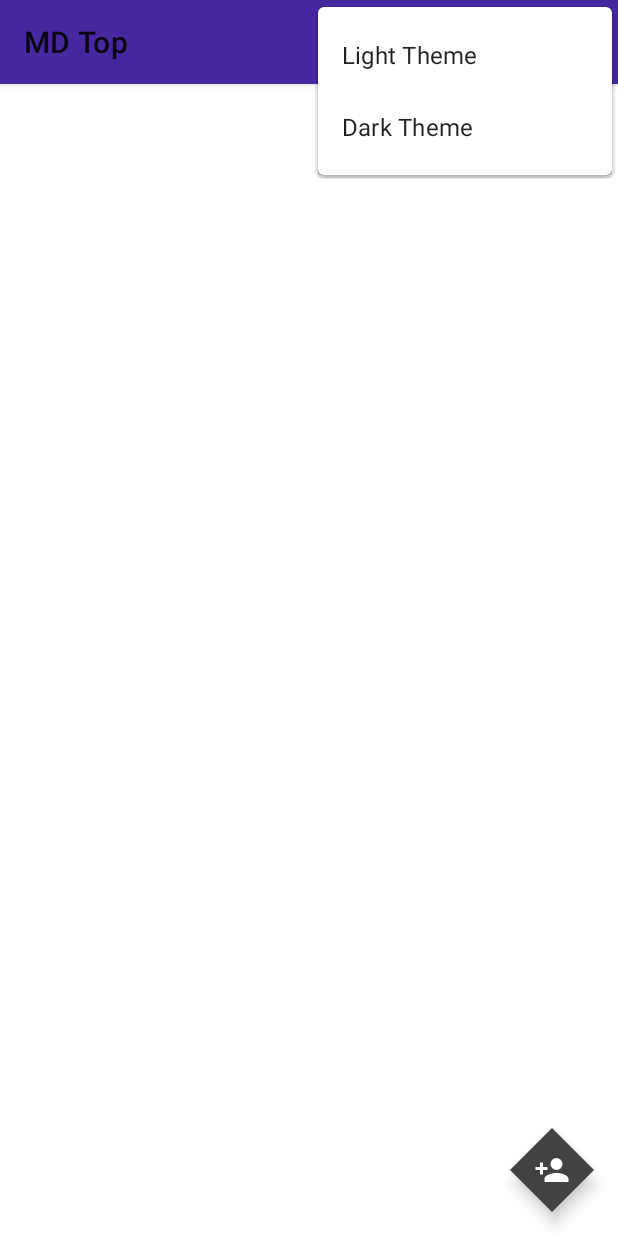
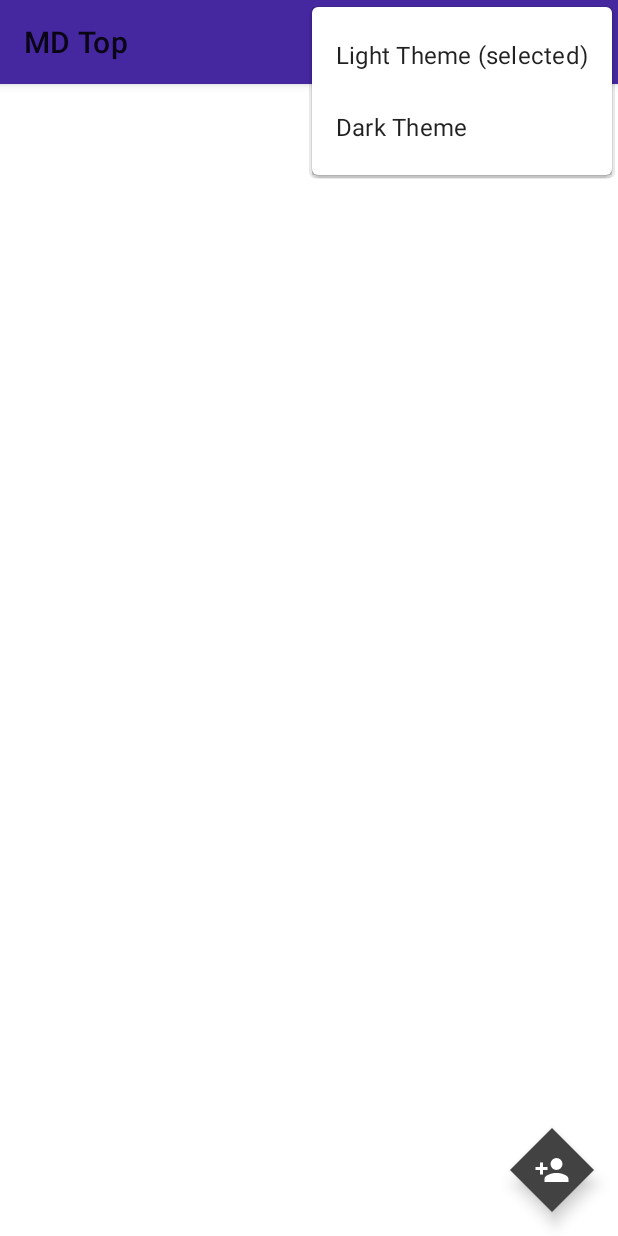
Before and after one commit to JosueRuiz08/MDTop, an Android app: the screen it shows after launch (MainActivity), with the options menu open, on a phone screen of 412 x 824 dp. Run offline under Robolectric (Android 15) with nearby library versions, the phone set to English and light mode, and no system bars; our stand-ins replace ButterKnife, CircleImageView; libraries missing offline, so code that uses them is left out: com.raizlabs.android; pictures from the network do not load; 3 statements that could not run were skipped.

Commit message:
Dark Theme StatusBar, NavigationBar

```diff
--- /dev/null
+++ b/app/src/main/res/values-night-v23/themes.xml
@@ -0,0 +1,6 @@
+<?xml version="1.0" encoding="utf-8"?>
+<resources>
+    <style name="MyTheme.DayNight." parent="MyTheme.DarkTheme">
+        <item name="android:windowLightStatusBar">false</item>
+    </style>
+</resources>
--- /dev/null
+++ b/app/src/main/res/values-night/strings.xml
@@ -0,0 +1,7 @@
+<?xml version="1.0" encoding="utf-8"?>
+<resources>
+
+    <string name="action_lightTheme">Light Theme</string>
+    <string name="action_darkTheme">Dark Theme (selected)</string>
+
+</resources>
--- /dev/null
+++ b/app/src/main/res/values-night/themes.xml
@@ -0,0 +1,12 @@
+<?xml version="1.0" encoding="utf-8"?>
+<resources xmlns:tools="http://schemas.android.com/tools">
+    <style name="MyTheme.DarkTheme" parent="Base.MyTheme">
+        <item name="android:statusBarColor">?backgroundColor</item>
+        <item name="android:windowLightNavigationBar" tools:targetApi="o_mr1">false</item>
+    </style>
+
+    <style name="MyTheme.DayNight" parent="MyTheme.DarkTheme">
+
+    </style>
+
+</resources>
--- a/app/src/main/res/values/strings.xml
+++ b/app/src/main/res/values/strings.xml
@@ -1,6 +1,6 @@
 <resources>
     <string name="app_name">MD Top</string>
-    <string name="action_lightTheme">Light Theme</string>
+    <string name="action_lightTheme">Light Theme (selected)</string>
     <string name="action_darkTheme">Dark Theme</string>
 
     <string name="label_dialog_add">Añadir</string>
```
